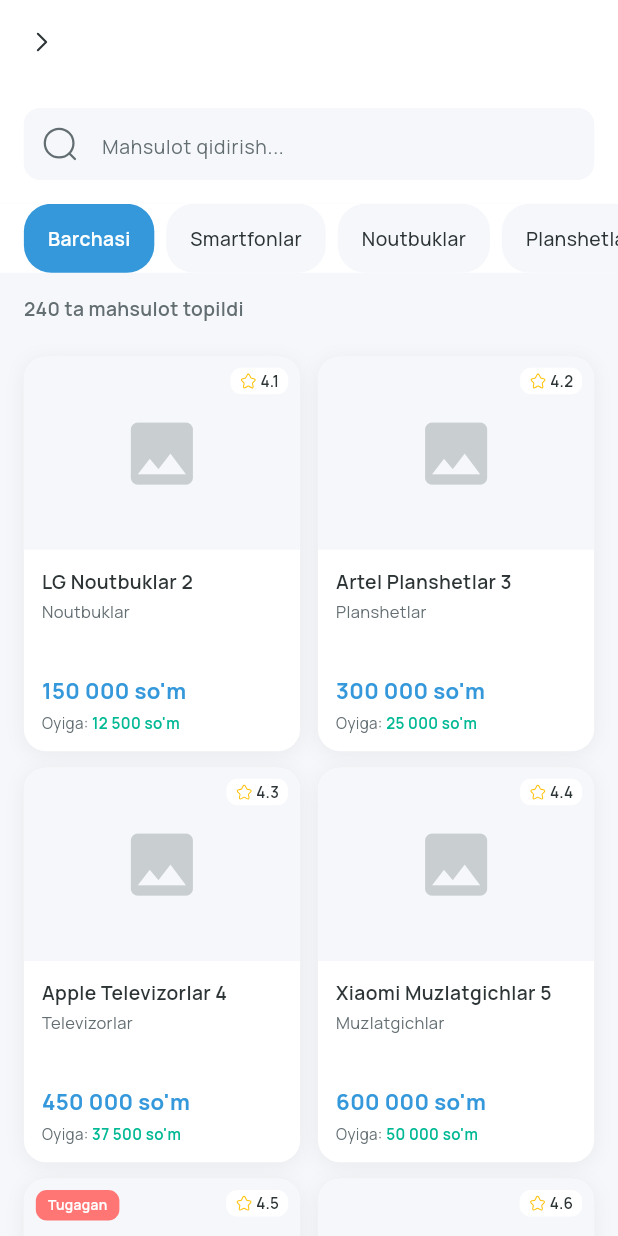
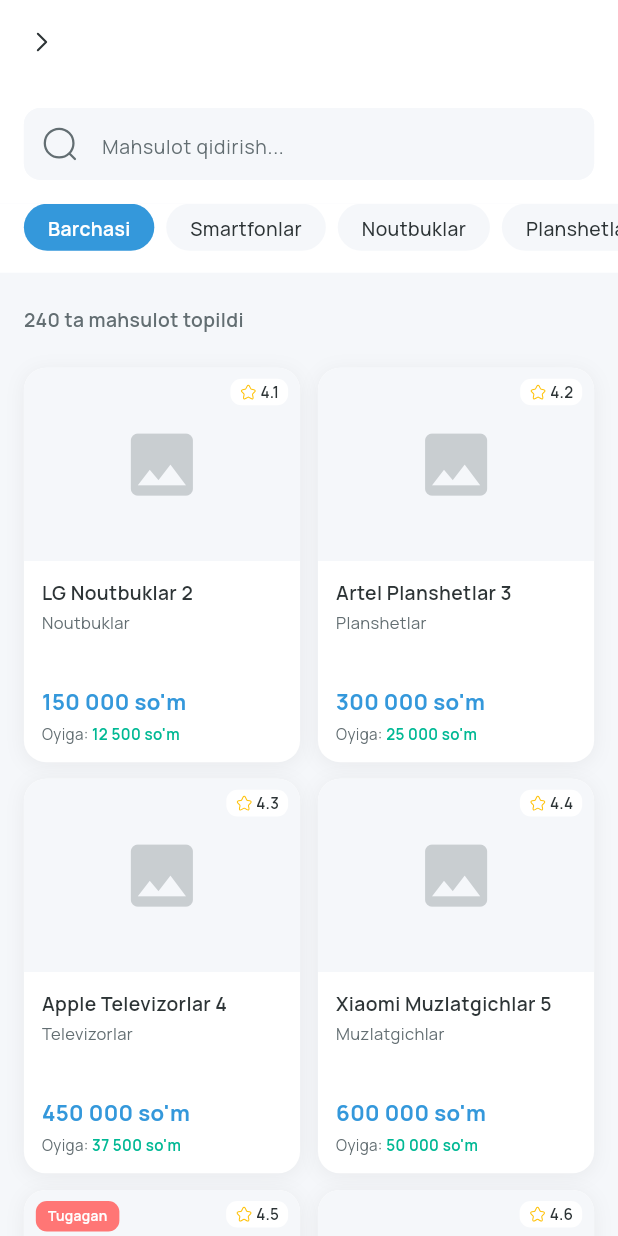
Before and after one commit to khurshid28/finsum_mobile, a Flutter app: the ShopDetailScreen screen opened directly with empty values, on a phone screen of 412 x 824 dp. Run offline on Flutter 3.47's test engine with Material 3 defaults, Android fonts, the phone set to English and light mode, and no system bars; our stand-ins replace animate_do, connectivity_plus, dio, equatable, flutter_bloc, flutter_dotenv and 9 more; accounts and stored records are empty.

Commit message:
Add padding below categories section

```diff
--- a/lib/presentation/screens/shops/shop_detail_screen.dart
+++ b/lib/presentation/screens/shops/shop_detail_screen.dart
@@ -176,6 +176,7 @@ class _ShopDetailScreenState extends State<ShopDetailScreen> {
           Container(
             height: 50.h,
             color: Colors.white,
+            padding: EdgeInsets.only(bottom: 16.h),
             child: FadeInLeft(
               child: ListView.builder(
                 scrollDirection: Axis.horizontal,
@@ -220,7 +221,7 @@ class _ShopDetailScreenState extends State<ShopDetailScreen> {
             ),
           ),
 
-          SizedBox(height: 8.h),
+          SizedBox(height: 16.h),
 
           // Products Count
           Padding(
```
